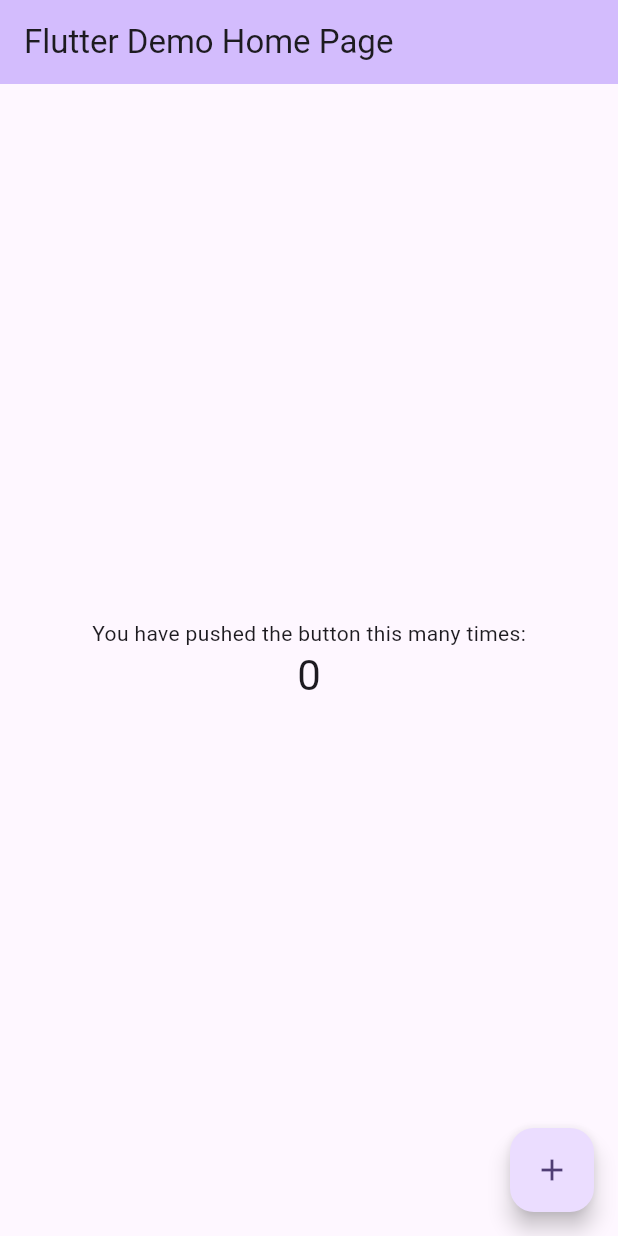
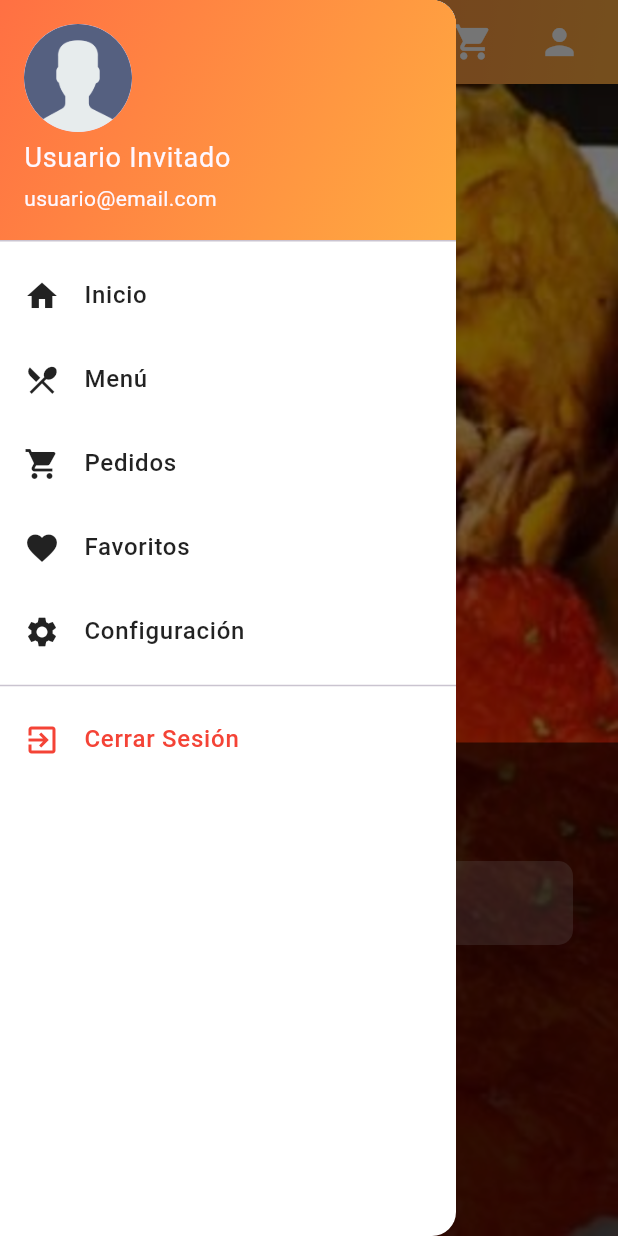
Before and after one commit to KriPyDragon/Reserva-Flutter, a Flutter app: the screen it shows after launch, with the side drawer open (before the commit the screen has no drawer), on a phone screen of 412 x 824 dp. Run offline on Flutter 3.47's test engine with Material 3 defaults, Android fonts, the light colour scheme and no system bars.

Commit message:
add initial files and implement header and drawer components

```diff
--- /dev/null
+++ b/frontend/lib/layouts/header.dart
@@ -0,0 +1,193 @@
+import 'package:flutter/material.dart';
+import '/cliente/login_registro.dart';
+
+class Header extends StatelessWidget implements PreferredSizeWidget {
+  const Header({super.key});
+
+  @override
+  Widget build(BuildContext context) {
+    return SafeArea(
+      child: Container(
+        decoration: BoxDecoration(
+          gradient: const LinearGradient(
+            colors: [Color(0xFFFF7043), Color(0xFFFFAB40)],
+            begin: Alignment.topLeft,
+            end: Alignment.bottomRight,
+          ),
+          boxShadow: [
+            BoxShadow(
+              color: Colors.black.withAlpha((0.2 * 255).toInt()),
+              blurRadius: 6,
+              offset: const Offset(0, 4),
+            ),
+          ],
+        ),
+        child: AppBar(
+          backgroundColor: Colors.transparent,
+          elevation: 0,
+          titleSpacing: 0,
+          leadingWidth: 150,
+          leading: Builder(
+            builder: (context) {
+              return Padding(
+                padding: const EdgeInsets.only(left: 10),
+                child: Row(
+                  mainAxisSize: MainAxisSize.min,
+                  children: [
+                    IconButton(
+                      icon: const Icon(
+                        Icons.menu,
+                        color: Colors.white,
+                        size: 28,
+                      ),
+                      onPressed: () {
+                        if (Scaffold.of(context).hasDrawer) {
+                          Scaffold.of(context).openDrawer();
+                        }
+                      },
+                    ),
+                    const SizedBox(width: 6),
+                    const Text(
+                      'Menú',
+                      style: TextStyle(
+                        color: Colors.white,
+                        fontSize: 18,
+                        fontWeight: FontWeight.w600,
+                      ),
+                    ),
+                  ],
+                ),
+              );
+            },
+          ),
+          title: const Text(""),
+          actions: [
+            IconButton(
+              icon: const Icon(
+                Icons.shopping_cart,
+                color: Colors.white,
+                size: 28,
+              ),
+              onPressed: () {},
+            ),
+            const SizedBox(width: 10),
+            IconButton(
+              icon: const Icon(Icons.person, color: Colors.white, size: 28),
+              onPressed: () {
+                Navigator.push(
+                  context,
+                  MaterialPageRoute(
+                    builder: (context) => const LoginRegistroScreen(),
+                  ),
+                );
+              },
+            ),
+            const SizedBox(width: 15),
+          ],
+        ),
+      ),
+    );
+  }
+
+  @override
+  Size get preferredSize => const Size.fromHeight(kToolbarHeight);
+}
+
+// 🔹 Drawer mejorado con diseño moderno
+class CustomDrawer extends StatelessWidget {
+  const CustomDrawer({super.key});
+
+  @override
+  Widget build(BuildContext context) {
+    return Drawer(
+      backgroundColor: Colors.white,
+      child: Column(
+        children: [
+          UserAccountsDrawerHeader(
+            decoration: const BoxDecoration(
+              gradient: LinearGradient(
+                colors: [Color(0xFFFF7043), Color(0xFFFFAB40)],
+                begin: Alignment.topLeft,
+                end: Alignment.bottomRight,
+              ),
+            ),
+            accountName: const Text(
+              "Usuario Invitado",
+              style: TextStyle(fontSize: 18),
+            ),
+            accountEmail: const Text("usuario@email.com"),
+            currentAccountPicture: const CircleAvatar(
+              backgroundImage: AssetImage(
+                "assets/usuario.png",
+              ), // 🔹 Agrega un avatar
+            ),
+          ),
+          Expanded(
+            child: ListView(
+              children: [
+                _drawerItem(
+                  icon: Icons.home,
+                  text: "Inicio",
+                  onTap: () {
+                    Navigator.pop(context);
+                    Navigator.pushReplacementNamed(context, '/');
+                  },
+                ),
+                _drawerItem(
+                  icon: Icons.restaurant_menu,
+                  text: "Menú",
+                  onTap: () {},
+                ),
+                _drawerItem(
+                  icon: Icons.shopping_cart,
+                  text: "Pedidos",
+                  onTap: () {},
+                ),
+                _drawerItem(
+                  icon: Icons.favorite,
+                  text: "Favoritos",
+                  onTap: () {},
+                ),
+                _drawerItem(
+                  icon: Icons.settings,
+                  text: "Configuración",
+                  onTap: () {},
+                ),
+                const Divider(),
+                _drawerItem(
+                  icon: Icons.exit_to_app,
+                  text: "Cerrar Sesión",
+                  color: Colors.red,
+                  onTap: () {
+                    // Acción para cerrar sesión
+                  },
+                ),
+              ],
+            ),
+          ),
+        ],
+      ),
+    );
+  }
+
+  // 🔹 Widget para ítems del Drawer
+  Widget _drawerItem({
+    required IconData icon,
+    required String text,
+    required VoidCallback onTap,
+    Color color = Colors.black87,
+  }) {
+    return ListTile(
+      leading: Icon(icon, color: color),
+      title: Text(
+        text,
+        style: TextStyle(
+          fontSize: 16,
+          color: color,
+          fontWeight: FontWeight.w500,
+        ),
+      ),
+      onTap: onTap,
+    );
+  }
+}
--- a/frontend/lib/main.dart
+++ b/frontend/lib/main.dart
@@ -1,4 +1,5 @@
 import 'package:flutter/material.dart';
+import 'layouts/header.dart';
 
 void main() {
   runApp(const MyApp());
@@ -7,116 +8,98 @@ void main() {
 class MyApp extends StatelessWidget {
   const MyApp({super.key});
 
-  // This widget is the root of your application.
   @override
   Widget build(BuildContext context) {
     return MaterialApp(
-      title: 'Flutter Demo',
+      debugShowCheckedModeBanner: false,
+      title: 'Reserva de Restaurantes',
       theme: ThemeData(
-        // This is the theme of your application.
-        //
-        // TRY THIS: Try running your application with "flutter run". You'll see
-        // the application has a purple toolbar. Then, without quitting the app,
-        // try changing the seedColor in the colorScheme below to Colors.green
-        // and then invoke "hot reload" (save your changes or press the "hot
-        // reload" button in a Flutter-supported IDE, or press "r" if you used
-        // the command line to start the app).
-        //
-        // Notice that the counter didn't reset back to zero; the application
-        // state is not lost during the reload. To reset the state, use hot
-        // restart instead.
-        //
-        // This works for code too, not just values: Most code changes can be
-        // tested with just a hot reload.
-        colorScheme: ColorScheme.fromSeed(seedColor: Colors.deepPurple),
+        primarySwatch: Colors.orange,
+        visualDensity: VisualDensity.adaptivePlatformDensity,
       ),
-      home: const MyHomePage(title: 'Flutter Demo Home Page'),
+      home: const HomeScreen(),
     );
   }
 }
 
-class MyHomePage extends StatefulWidget {
-  const MyHomePage({super.key, required this.title});
-
-  // This widget is the home page of your application. It is stateful, meaning
-  // that it has a State object (defined below) that contains fields that affect
-  // how it looks.
-
-  // This class is the configuration for the state. It holds the values (in this
-  // case the title) provided by the parent (in this case the App widget) and
-  // used by the build method of the State. Fields in a Widget subclass are
-  // always marked "final".
-
-  final String title;
-
-  @override
-  State<MyHomePage> createState() => _MyHomePageState();
-}
-
-class _MyHomePageState extends State<MyHomePage> {
-  int _counter = 0;
-
-  void _incrementCounter() {
-    setState(() {
-      // This call to setState tells the Flutter framework that something has
-      // changed in this State, which causes it to rerun the build method below
-      // so that the display can reflect the updated values. If we changed
-      // _counter without calling setState(), then the build method would not be
-      // called again, and so nothing would appear to happen.
-      _counter++;
-    });
-  }
+class HomeScreen extends StatelessWidget {
+  const HomeScreen({super.key});
 
   @override
   Widget build(BuildContext context) {
-    // This method is rerun every time setState is called, for instance as done
-    // by the _incrementCounter method above.
-    //
-    // The Flutter framework has been optimized to make rerunning build methods
-    // fast, so that you can just rebuild anything that needs updating rather
-    // than having to individually change instances of widgets.
     return Scaffold(
-      appBar: AppBar(
-        // TRY THIS: Try changing the color here to a specific color (to
-        // Colors.amber, perhaps?) and trigger a hot reload to see the AppBar
-        // change color while the other colors stay the same.
-        backgroundColor: Theme.of(context).colorScheme.inversePrimary,
-        // Here we take the value from the MyHomePage object that was created by
-        // the App.build method, and use it to set our appbar title.
-        title: Text(widget.title),
+      appBar: const Header(),
+      drawer: const CustomDrawer(), // 🔹 Drawer mejorado
+      body: Stack(
+        children: [
+          // 🔹 Imagen de fondo expandida
+          Positioned.fill(
+            child: Image.asset(
+              'assets/tayceci.jpg',
+              fit: BoxFit.fill,
+              filterQuality: FilterQuality.high,
+            ),
+          ),
+          Positioned(
+            bottom: 0,
+            left: 0,
+            right: 0,
+            child: Container(
+              padding: const EdgeInsets.symmetric(vertical: 30, horizontal: 30),
+              color: Colors.black.withAlpha((0.6 * 255).toInt()),
+              child: Column(
+                mainAxisSize: MainAxisSize.min,
+                crossAxisAlignment: CrossAxisAlignment.start,
+                children: [
+                  Center(
+                    child: Text(
+                      "Menú",
+                      style: TextStyle(
+                        fontSize: 24,
+                        fontWeight: FontWeight.bold,
+                        color: Colors.white,
+                      ),
+                      textAlign: TextAlign.center,
+                    ),
+                  ),
+                  const SizedBox(height: 15),
+                  // 🔹 Cuadro de búsqueda
+                  TextField(
+                    style: const TextStyle(color: Colors.white),
+                    decoration: InputDecoration(
+                      hintText: "Buscar en el menú...",
+                      hintStyle: const TextStyle(color: Colors.white70),
+                      filled: true,
+                      fillColor: Colors.white.withAlpha((0.2 * 255).toInt()),
+                      border: OutlineInputBorder(
+                        borderRadius: BorderRadius.circular(10),
+                        borderSide: BorderSide.none,
+                      ),
+                      prefixIcon: const Icon(Icons.search, color: Colors.white),
+                    ),
+                  ),
+                  const SizedBox(height: 20),
+                  _menuItem("Entrada"),
+                  _menuItem("Segundo plato"),
+                  _menuItem("Bebida"),
+                  _menuItem("Extras"),
+                ],
+              ),
+            ),
+          ),
+        ],
       ),
-      body: Center(
-        // Center is a layout widget. It takes a single child and positions it
-        // in the middle of the parent.
-        child: Column(
-          // Column is also a layout widget. It takes a list of children and
-          // arranges them vertically. By default, it sizes itself to fit its
-          // children horizontally, and tries to be as tall as its parent.
-          //
-          // Column has various properties to control how it sizes itself and
-          // how it positions its children. Here we use mainAxisAlignment to
-          // center the children vertically; the main axis here is the vertical
-          // axis because Columns are vertical (the cross axis would be
-          // horizontal).
-          //
-          // TRY THIS: Invoke "debug painting" (choose the "Toggle Debug Paint"
-          // action in the IDE, or press "p" in the console), to see the
-          // wireframe for each widget.
-          mainAxisAlignment: MainAxisAlignment.center,
-          children: <Widget>[
-            const Text('You have pushed the button this many times:'),
-            Text(
-              '$_counter',
-              style: Theme.of(context).textTheme.headlineMedium,
-            ),
-          ],
-        ),
+    );
+  }
+
+  // 🔹 Widget para menú de platos
+  Widget _menuItem(String title) {
+    return Padding(
+      padding: const EdgeInsets.symmetric(vertical: 5),
+      child: Text(
+        title,
+        style: const TextStyle(fontSize: 18, color: Colors.white),
       ),
-      floatingActionButton: FloatingActionButton(
-        onPressed: _incrementCounter,
-        tooltip: 'Increment',
-        child: const Icon(Icons.add),
-      ), // This trailing comma makes auto-formatting nicer for build methods.
     );
   }
 }
--- a/frontend/pubspec.yaml
+++ b/frontend/pubspec.yaml
@@ -58,9 +58,9 @@ flutter:
   uses-material-design: true
 
   # To add assets to your application, add an assets section, like this:
-  # assets:
-  #   - images/a_dot_burr.jpeg
-  #   - images/a_dot_ham.jpeg
+  assets:
+    - assets/tayceci.jpg
+    - assets/usuario.png
 
   # An image asset can refer to one or more resolution-specific "variants", see
   # https://flutter.dev/to/resolution-aware-images
```
Also changed, not shown: frontend/lib/cliente/login_registro.dart (added, +208 -0 lines), frontend/assets/tayceci.jpg (added), frontend/assets/usuario.png (added), frontend/lib/Mesero/asignar_mesa.dart (added), frontend/lib/Mesero/check_in.dart (added), frontend/lib/Mesero/lista_reservas.dart (added), frontend/lib/admin/configuracion_sistema.dart (added), frontend/lib/admin/gestion_mesas.dart (added), frontend/lib/admin/gestion_reservas.dart (added), frontend/lib/admin/gestion_usuarios.dart (added), frontend/lib/admin/panel_adminitracion.dart (added), frontend/lib/cliente/mis_reservas.dart (added), frontend/lib/cliente/reservacion.dart (added), frontend/lib/extras/notificaciones.dart (added), 1 more files.
